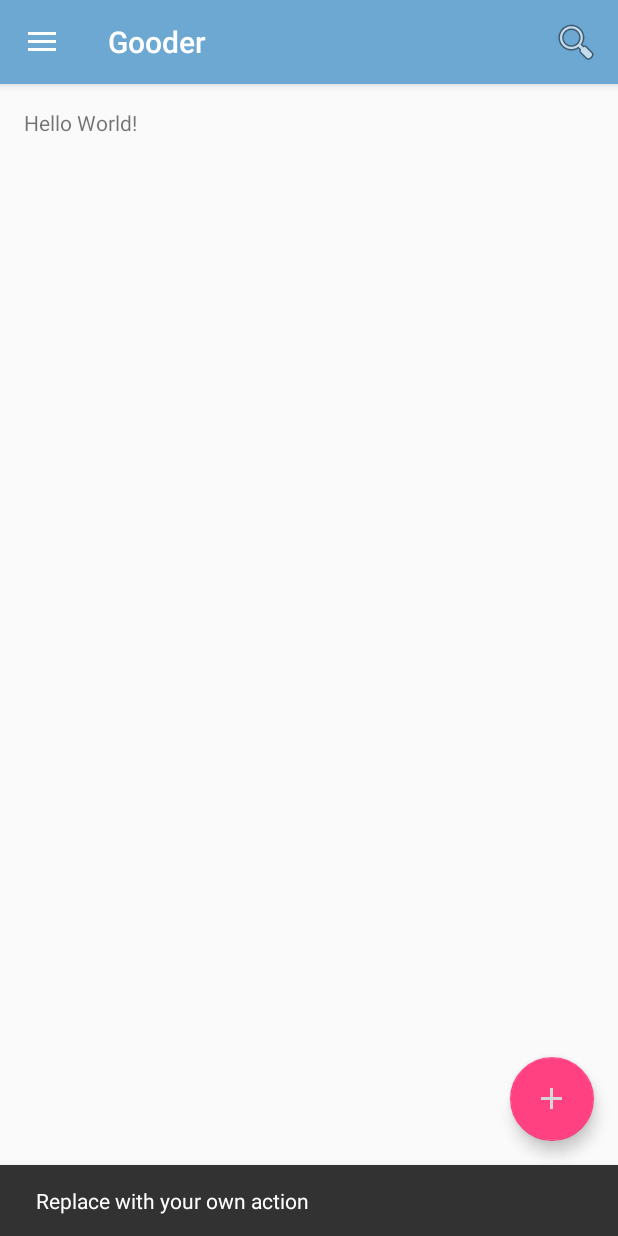
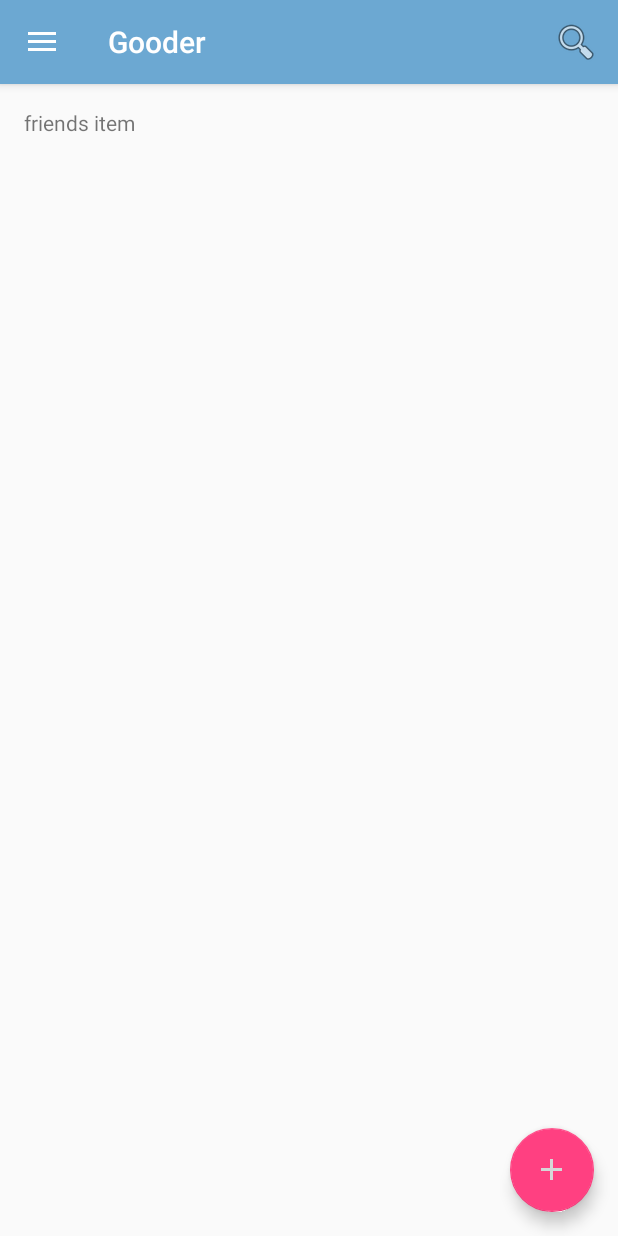
Before and after one commit to mehdok/Gooder, an Android app: the screen it shows after launch (MainActivity), after a tap on an icon or button, on a phone screen of 412 x 824 dp. Run offline under Robolectric (Android 15) with nearby library versions, the phone set to English and light mode, and no system bars; libraries missing offline, so code that uses them is left out: com.roughike.bottombar; 6 statements that could not run were skipped.

Commit message:
Create blank fragment for bottom bar views.

```diff
--- a/app/build.gradle
+++ b/app/build.gradle
@@ -25,4 +25,5 @@ dependencies {
     compile 'com.android.support:appcompat-v7:23.3.0'
     compile 'com.android.support:design:23.3.0'
     compile 'com.roughike:bottom-bar:1.3.1'
+    compile 'com.android.support:support-v4:23.3.0'
 }
--- a/app/src/main/AndroidManifest.xml
+++ b/app/src/main/AndroidManifest.xml
@@ -9,7 +9,7 @@
         android:supportsRtl="true"
         android:theme="@style/AppTheme" >
         <activity
-            android:name=".MainActivity"
+            android:name=".ui.home.MainActivity"
             android:label="@string/app_name"
             android:theme="@style/AppTheme.NoActionBar" >
             <intent-filter>
--- a/app/src/main/java/com/mehdok/gooder/MainActivity.java
+++ /dev/null
@@ -1,142 +0,0 @@
-package com.mehdok.gooder;
-
-import android.os.Bundle;
-import android.support.annotation.IdRes;
-import android.support.design.widget.FloatingActionButton;
-import android.support.design.widget.Snackbar;
-import android.support.v4.content.ContextCompat;
-import android.view.View;
-import android.support.design.widget.NavigationView;
-import android.support.v4.view.GravityCompat;
-import android.support.v4.widget.DrawerLayout;
-import android.support.v7.app.ActionBarDrawerToggle;
-import android.support.v7.app.AppCompatActivity;
-import android.support.v7.widget.Toolbar;
-import android.view.Menu;
-import android.view.MenuItem;
-
-import com.roughike.bottombar.BottomBar;
-import com.roughike.bottombar.OnMenuTabClickListener;
-
-public class MainActivity extends AppCompatActivity implements NavigationView.OnNavigationItemSelectedListener {
-
-    private BottomBar mBottomBar;
-
-    @Override
-    protected void onCreate(Bundle savedInstanceState) {
-        super.onCreate(savedInstanceState);
-
-        setContentView(R.layout.activity_main);
-        Toolbar toolbar = (Toolbar) findViewById(R.id.toolbar);
-        setSupportActionBar(toolbar);
-
-        FloatingActionButton fab = (FloatingActionButton) findViewById(R.id.fab);
-        fab.setOnClickListener(new View.OnClickListener() {
-            @Override
-            public void onClick(View view) {
-                Snackbar.make(view, "Replace with your own action", Snackbar.LENGTH_LONG)
-                        .setAction("Action", null).show();
-            }
-        });
-
-        DrawerLayout drawer = (DrawerLayout) findViewById(R.id.drawer_layout);
-        ActionBarDrawerToggle toggle = new ActionBarDrawerToggle(
-            this, drawer, toolbar, R.string.navigation_drawer_open, R.string.navigation_drawer_close);
-        drawer.setDrawerListener(toggle);
-        toggle.syncState();
-
-        NavigationView navigationView = (NavigationView) findViewById(R.id.nav_view);
-        navigationView.setNavigationItemSelectedListener(this);
-
-        mBottomBar = BottomBar.attach(this, savedInstanceState);
-        mBottomBar.setItemsFromMenu(R.menu.bottom_bar_menu, new OnMenuTabClickListener() {
-            @Override
-            public void onMenuTabSelected(@IdRes int menuItemId) {
-                if (menuItemId == R.id.home) {
-                    // The user selected item number one.
-                }
-            }
-
-            @Override
-            public void onMenuTabReSelected(@IdRes int menuItemId) {
-                if (menuItemId == R.id.home) {
-                    // The user reselected item number one, scroll your content to top.
-                }
-            }
-        });
-
-        // Setting colors for different tabs when there's more than three of them.
-        // You can set colors for tabs in three different ways as shown below.
-        int colorId = ContextCompat.getColor(this, R.color.colorPrimaryDark);
-        mBottomBar.mapColorForTab(0, colorId);
-        mBottomBar.mapColorForTab(1, colorId);
-        mBottomBar.mapColorForTab(2, colorId);
-        mBottomBar.mapColorForTab(3, colorId);
-    }
-
-    @Override
-    public void onBackPressed() {
-        DrawerLayout drawer = (DrawerLayout) findViewById(R.id.drawer_layout);
-        if (drawer.isDrawerOpen(GravityCompat.START)) {
-            drawer.closeDrawer(GravityCompat.START);
-        } else {
-            super.onBackPressed();
-        }
-    }
-
-    @Override
-    public boolean onCreateOptionsMenu(Menu menu) {
-        // Inflate the menu; this adds items to the action bar if it is present.
-        getMenuInflater().inflate(R.menu.main, menu);
-        return true;
-    }
-
-    @Override
-    public boolean onOptionsItemSelected(MenuItem item) {
-        // Handle action bar item clicks here. The action bar will
-        // automatically handle clicks on the Home/Up button, so long
-        // as you specify a parent activity in AndroidManifest.xml.
-        int id = item.getItemId();
-
-        //noinspection SimplifiableIfStatement
-        if (id == R.id.action_search) {
-            return true;
-        }
-
-        return super.onOptionsItemSelected(item);
-    }
-
-    @SuppressWarnings("StatementWithEmptyBody")
-    @Override
-    public boolean onNavigationItemSelected(MenuItem item) {
-        // Handle navigation view item clicks here.
-        int id = item.getItemId();
-
-        /*if (id == R.id.nav_camera) {
-            // Handle the camera action
-        } else if (id == R.id.nav_gallery) {
-
-        } else if (id == R.id.nav_slideshow) {
-
-        } else if (id == R.id.nav_manage) {
-
-        } else if (id == R.id.nav_share) {
-
-        } else if (id == R.id.nav_send) {
-
-        }*/
-
-        DrawerLayout drawer = (DrawerLayout) findViewById(R.id.drawer_layout);
-        drawer.closeDrawer(GravityCompat.START);
-        return true;
-    }
-
-    @Override
-    protected void onSaveInstanceState(Bundle outState) {
-        super.onSaveInstanceState(outState);
-
-        // Necessary to restore the BottomBar's state, otherwise we would
-        // lose the current tab on orientation change.
-        mBottomBar.onSaveInstanceState(outState);
-    }
-}
--- /dev/null
+++ b/app/src/main/java/com/mehdok/gooder/ui/home/MainActivity.java
@@ -0,0 +1,234 @@
+/*
+ * Copyright (c) 2016. Mehdi Sohrabi
+ */
+
+package com.mehdok.gooder.ui.home;
+
+import android.os.Bundle;
+import android.support.annotation.IdRes;
+import android.support.design.widget.FloatingActionButton;
+import android.support.design.widget.Snackbar;
+import android.support.v4.app.Fragment;
+import android.support.v4.content.ContextCompat;
+import android.util.Log;
+import android.view.View;
+import android.support.design.widget.NavigationView;
+import android.support.v4.view.GravityCompat;
+import android.support.v4.widget.DrawerLayout;
+import android.support.v7.app.ActionBarDrawerToggle;
+import android.support.v7.app.AppCompatActivity;
+import android.support.v7.widget.Toolbar;
+import android.view.Menu;
+import android.view.MenuItem;
+
+import com.mehdok.gooder.R;
+import com.mehdok.gooder.ui.home.fragments.CommentViewFragment;
+import com.mehdok.gooder.ui.home.fragments.FriendsItemFragment;
+import com.mehdok.gooder.ui.home.fragments.NotificationsFragment;
+import com.mehdok.gooder.ui.home.fragments.StaredItemFragment;
+import com.roughike.bottombar.BottomBar;
+import com.roughike.bottombar.OnMenuTabClickListener;
+
+public class MainActivity extends AppCompatActivity implements NavigationView.OnNavigationItemSelectedListener
+{
+    private BottomBar mBottomBar;
+    private boolean firstRun = true;
+
+    @Override
+    protected void onCreate(Bundle savedInstanceState)
+    {
+        super.onCreate(savedInstanceState);
+
+        setContentView(R.layout.activity_main);
+
+        //TODO setup crash reporter and bug feature
+
+        // setup toolbar
+        Toolbar toolbar = (Toolbar) findViewById(R.id.toolbar);
+        setSupportActionBar(toolbar);
+
+        // setup add new post
+        FloatingActionButton fab = (FloatingActionButton) findViewById(R.id.fab);
+        fab.setOnClickListener(new View.OnClickListener()
+        {
+            @Override
+            public void onClick(View view)
+            {
+                addNewPost();
+            }
+        });
+
+        // setup drawer
+        DrawerLayout drawer = (DrawerLayout) findViewById(R.id.drawer_layout);
+        ActionBarDrawerToggle toggle = new ActionBarDrawerToggle(
+                this, drawer, toolbar, R.string.navigation_drawer_open, R.string.navigation_drawer_close);
+        drawer.addDrawerListener(toggle);
+        toggle.syncState();
+
+        // setup left navigation
+        NavigationView navigationView = (NavigationView) findViewById(R.id.nav_view);
+        navigationView.setNavigationItemSelectedListener(this);
+
+        // setup bottom navigation
+        mBottomBar = BottomBar.attach(this, savedInstanceState);
+        mBottomBar.setItemsFromMenu(R.menu.bottom_bar_menu, new OnMenuTabClickListener()
+        {
+            @Override
+            public void onMenuTabSelected(@IdRes int menuItemId)
+            {
+                if (firstRun)
+                {
+                    // this library call onClick on it's init, so ignore first click
+                    firstRun = false;
+                    return;
+                }
+
+                if (menuItemId == R.id.friends_item)
+                {
+                    changeView(FriendsItemFragment.getInstance());
+                }
+                else if (menuItemId == R.id.comments_view)
+                {
+                    changeView(CommentViewFragment.getInstance());
+                }
+                else if (menuItemId == R.id.stared_item)
+                {
+                    changeView(StaredItemFragment.getInstance());
+                }
+                else if (menuItemId == R.id.notification)
+                {
+                    changeView(NotificationsFragment.getInstance());
+                }
+            }
+
+            @Override
+            public void onMenuTabReSelected(@IdRes int menuItemId)
+            {
+
+            }
+        });
+
+        //TODO get notification number and set it
+
+        int colorId = ContextCompat.getColor(this, R.color.colorPrimaryDark);
+        mBottomBar.mapColorForTab(0, colorId);
+        mBottomBar.mapColorForTab(1, colorId);
+        mBottomBar.mapColorForTab(2, colorId);
+        mBottomBar.mapColorForTab(3, colorId);
+
+        // TODO get new access token then connect
+        // TODO check notif number every 15 min to prevent token expire
+        initFirstView();
+    }
+
+    @Override
+    public void onBackPressed()
+    {
+        DrawerLayout drawer = (DrawerLayout) findViewById(R.id.drawer_layout);
+        if (drawer.isDrawerOpen(GravityCompat.START))
+        {
+            drawer.closeDrawer(GravityCompat.START);
+        } else
+        {
+            super.onBackPressed();
+        }
+    }
+
+    @Override
+    public boolean onCreateOptionsMenu(Menu menu)
+    {
+        // Inflate the menu; this adds items to the action bar if it is present.
+        getMenuInflater().inflate(R.menu.main, menu);
+        return true;
+    }
+
+    @Override
+    public boolean onOptionsItemSelected(MenuItem item)
+    {
+        // Handle action bar item clicks here. The action bar will
+        // automatically handle clicks on the Home/Up button, so long
+        // as you specify a parent activity in AndroidManifest.xml.
+        int id = item.getItemId();
+
+        //noinspection SimplifiableIfStatement
+        if (id == R.id.action_search)
+        {
+            return true;
+        }
+
+        return super.onOptionsItemSelected(item);
+    }
+
+    @SuppressWarnings("StatementWithEmptyBody")
+    @Override
+    public boolean onNavigationItemSelected(MenuItem item)
+    {
+        // Handle navigation view item clicks here.
+        int id = item.getItemId();
+
+        //TODO
+        if (id == R.id.nav_people_you_follow)
+        {
+
+        }
+        else if (id == R.id.nav_special_item)
+        {
+
+        }
+        else if (id == R.id.nav_bug_report)
+        {
+
+        }
+        else if (id == R.id.nav_about_app)
+        {
+
+        }
+        else if (id == R.id.nav_log_out)
+        {
+
+        }
+
+        DrawerLayout drawer = (DrawerLayout) findViewById(R.id.drawer_layout);
+        drawer.closeDrawer(GravityCompat.START);
+        return true;
+    }
+
+    @Override
+    protected void onSaveInstanceState(Bundle outState)
+    {
+        super.onSaveInstanceState(outState);
+
+        // Necessary to restore the BottomBar's state, otherwise we would
+        // lose the current tab on orientation change.
+        mBottomBar.onSaveInstanceState(outState);
+    }
+
+    private void addNewPost()
+    {
+
+    }
+
+    private void initFirstView()
+    {
+        // TODO send access data to fragment
+
+//        Bundle bundle = new Bundle();
+//        bundle.putString(TAG, id);
+//        FriendsItemFragment.getInstance().setArguments(bundle);
+
+        getSupportFragmentManager()
+                .beginTransaction()
+                .add(R.id.base_fragment_layout, FriendsItemFragment.getInstance())
+                .commit();
+    }
+
+    private void changeView(Fragment fragment)
+    {
+        // TODO add token to fragment via bundle
+        getSupportFragmentManager()
+                .beginTransaction()
+                .replace(R.id.base_fragment_layout, fragment)
+                .addToBackStack(null)
+                .commit();
+    }
+}
--- /dev/null
+++ b/app/src/main/java/com/mehdok/gooder/ui/home/fragments/FriendsItemFragment.java
@@ -0,0 +1,53 @@
+/*
+ * Copyright (c) 2016. Mehdi Sohrabi
+ */
+
+package com.mehdok.gooder.ui.home.fragments;
+
+
+import android.os.Bundle;
+import android.support.v4.app.Fragment;
+import android.view.LayoutInflater;
+import android.view.View;
+import android.view.ViewGroup;
+
+import com.mehdok.gooder.R;
+
+/**
+ * A simple {@link Fragment} subclass.
+ */
+public class FriendsItemFragment extends Fragment
+{
+    private static FriendsItemFragment mInstance;
+
+    public static FriendsItemFragment getInstance()
+    {
+        if (mInstance == null)
+        {
+            mInstance = new FriendsItemFragment();
+        }
+
+        return mInstance;
+    }
+
+    public FriendsItemFragment()
+    {
+        // Required empty public constructor
+    }
+
+    @Override
+    public View onCreateView(LayoutInflater inflater, ViewGroup container,
+                             Bundle savedInstanceState)
+    {
+        // Inflate the layout for this fragment
+        return inflater.inflate(R.layout.fragment_friends_item, container, false);
+    }
+
+    @Override
+    public void onDestroyView()
+    {
+        super.onDestroyView();
+
+        mInstance = null;
+    }
+}
--- a/app/src/main/res/layout/app_bar_main.xml
+++ b/app/src/main/res/layout/app_bar_main.xml
@@ -6,7 +6,7 @@
     android:layout_width="match_parent"
     android:layout_height="match_parent"
     android:fitsSystemWindows="true"
-    tools:context="com.mehdok.gooder.MainActivity">
+    tools:context=".ui.home.MainActivity">
 
     <android.support.design.widget.AppBarLayout
         android:layout_height="wrap_content"
--- a/app/src/main/res/layout/content_main.xml
+++ b/app/src/main/res/layout/content_main.xml
@@ -11,10 +11,13 @@
     android:paddingBottom="@dimen/activity_vertical_margin"
     app:layout_behavior="@string/appbar_scrolling_view_behavior"
     tools:showIn="@layout/app_bar_main"
-    tools:context="com.mehdok.gooder.MainActivity">
+    tools:context=".ui.home.MainActivity">
 
-    <TextView
-        android:text="Hello World!"
-        android:layout_width="wrap_content"
-        android:layout_height="wrap_content" />
+    <FrameLayout
+        android:id="@+id/base_fragment_layout"
+        xmlns:android="http://schemas.android.com/apk/res/android"
+        xmlns:tools="http://schemas.android.com/tools"
+        android:layout_width="match_parent"
+        android:layout_height="match_parent" />
+
 </RelativeLayout>
--- /dev/null
+++ b/app/src/main/res/layout/fragment_friends_item.xml
@@ -0,0 +1,13 @@
+<FrameLayout xmlns:android="http://schemas.android.com/apk/res/android"
+    xmlns:tools="http://schemas.android.com/tools"
+    android:layout_width="match_parent"
+    android:layout_height="match_parent"
+    tools:context="com.mehdok.gooder.ui.home.fragments.FriendsItemFragment">
+
+    <!-- TODO: Update blank fragment layout -->
+    <TextView
+        android:layout_width="match_parent"
+        android:layout_height="match_parent"
+        android:text="friends item" />
+
+</FrameLayout>
--- a/app/src/main/res/values/strings.xml
+++ b/app/src/main/res/values/strings.xml
@@ -17,4 +17,7 @@
     <string name="about">About</string>
     <string name="log_out">Log Out</string>
 
+    <!-- TODO: Remove or change this placeholder text -->
+    <string name="hello_blank_fragment">Hello blank fragment</string>
+
 </resources>
```
Also changed, not shown: app/src/main/java/com/mehdok/gooder/ui/home/fragments/CommentViewFragment.java (added, +54 -0 lines), app/src/main/java/com/mehdok/gooder/ui/home/fragments/NotificationsFragment.java (added, +53 -0 lines), app/src/main/java/com/mehdok/gooder/ui/home/fragments/StaredItemFragment.java (added, +53 -0 lines), app/src/main/res/layout/fragment_comment_view.xml (added, +13 -0 lines), app/src/main/res/layout/fragment_notifications.xml (added, +13 -0 lines), app/src/main/res/layout/fragment_stared_item.xml (added, +13 -0 lines).
